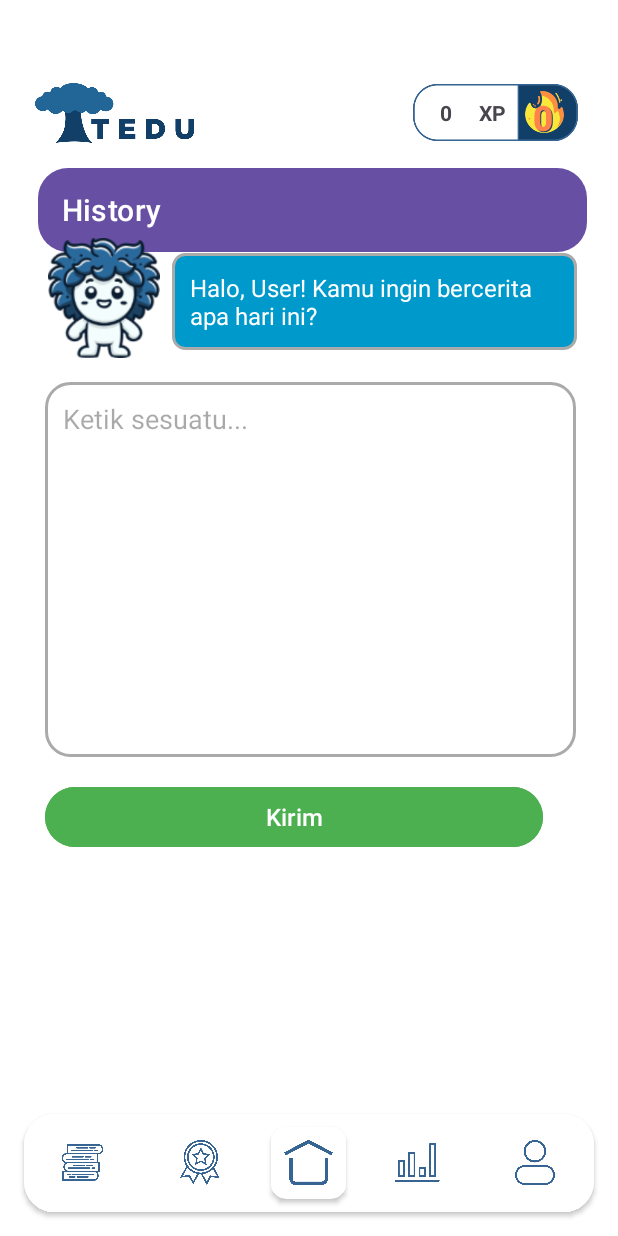
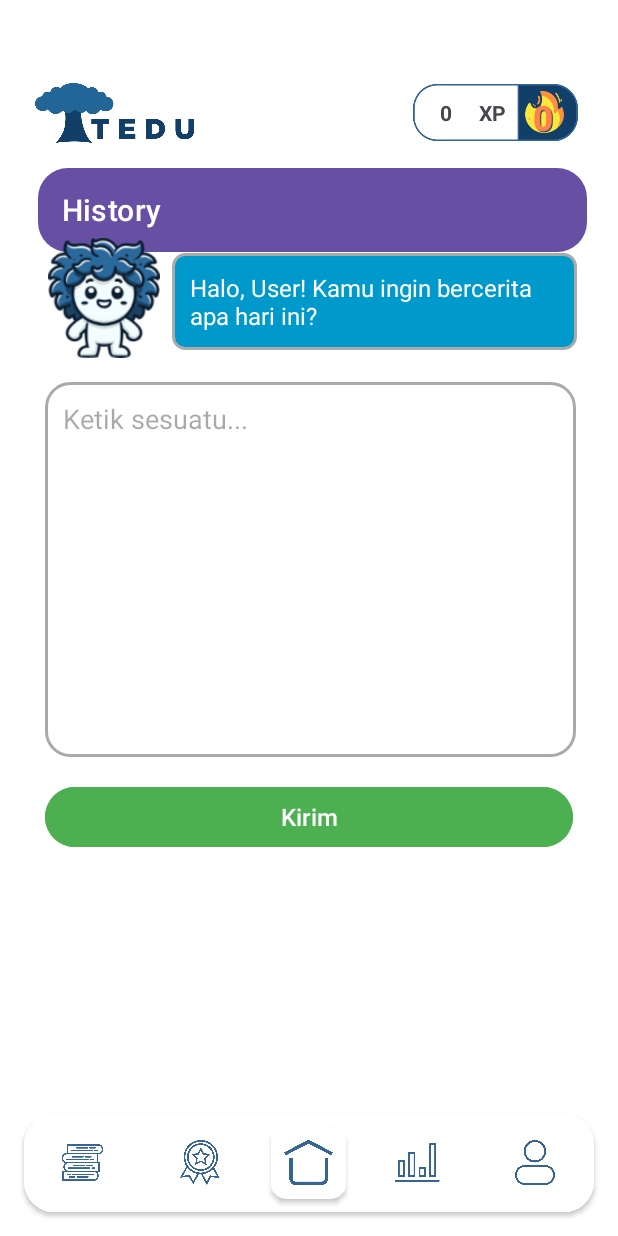
Before and after one commit to panduafii/Tedu, an Android app: the Bercerita screen opened directly, with no data from a screen before it, on a phone screen of 412 x 824 dp. Run offline under Robolectric (Android 15) with nearby library versions, the phone set to English and light mode, and no system bars; our stand-ins replace Firebase (no records; nobody signed in at launch, a user with empty details on screens opened directly).

Commit message:
memperbaiki tombol kirim karena sedikit miring

```diff
--- a/app/src/main/res/layout/activity_bercerita.xml
+++ b/app/src/main/res/layout/activity_bercerita.xml
@@ -117,7 +117,7 @@
 
                 <Button
                     android:id="@+id/submitButton"
-                    android:layout_width="332dp"
+                    android:layout_width="352dp"
                     android:layout_height="wrap_content"
                     android:layout_marginTop="16dp"
                     android:backgroundTint="@color/green"
@@ -127,7 +127,7 @@
 
                 <Button
                     android:id="@+id/tombolRefresh"
-                    android:layout_width="331dp"
+                    android:layout_width="352dp"
                     android:layout_height="wrap_content"
                     android:layout_marginTop="16dp"
                     android:backgroundTint="@color/green"
```
